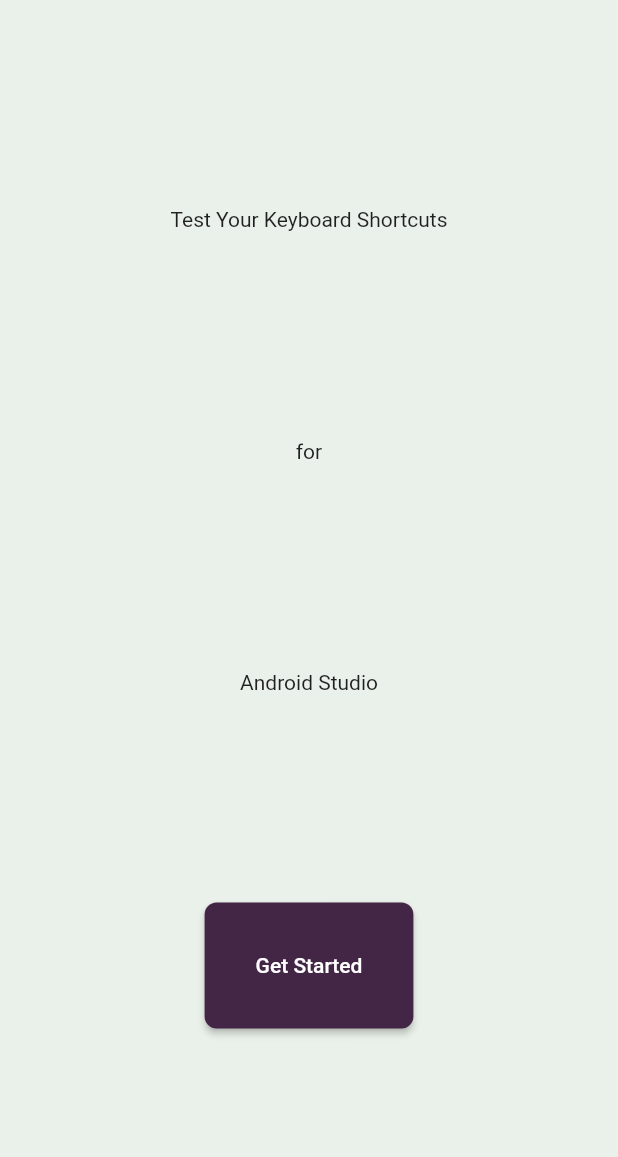
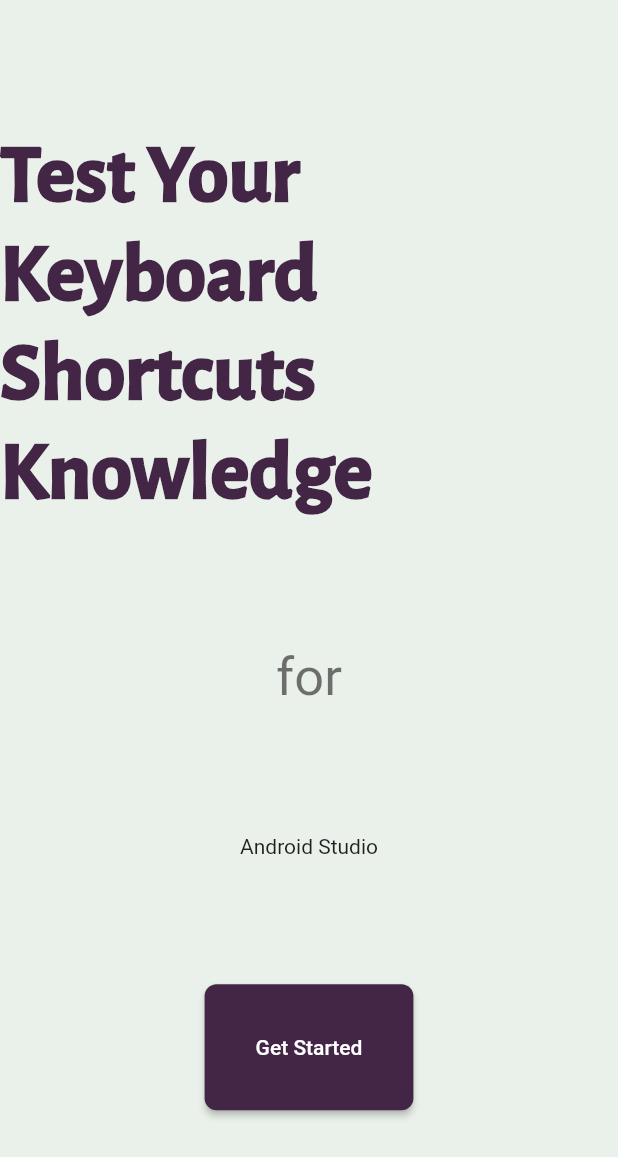
Before and after one commit to PhysicalRevelry/hotkey_flashcards, a Flutter app: the screen it shows after launch, on a phone screen of 412 x 824 dp. Shown: the top 1157 px of the screen. Run offline on Flutter 3.47's test engine with Material 2 defaults, Android fonts, the phone set to English and light mode, and no system bars; our stand-ins replace flutter_hooks, google_fonts, hooks_riverpod; Roboto replaces fonts that are missing (Montserrat, josephineSans).

Commit message:
Themes! Fonts! Alignment! Oh my!

```diff
--- a/lib/const/theme.dart
+++ b/lib/const/theme.dart
@@ -5,9 +5,24 @@
   accentColor: Color(0xff432546),
   scaffoldBackgroundColor: Color(0xffEAF0EA),
   fontFamily: 'Montserrat',
-  buttonTheme: ButtonThemeData(
-    shape: RoundedRectangleBorder(borderRadius: BorderRadius.circular(18.0)),
-    buttonColor: Color(0xff567c79),
+  textTheme: TextTheme(
+    headline1: TextStyle(
+      fontFamily: 'alegreyaSans',
+      fontSize: 55,
+      fontWeight: FontWeight.w900,
+      color: Color(0xff432546),
+    ),
+    subtitle1: TextStyle(
+      fontFamily: 'josephineSans',
+      fontSize: 35,
+      color: Colors.black54,
+    ),
+    bodyText1: TextStyle(
+      fontFamily: 'roboto',
+      fontSize: 20,
+      color: Colors.black87,
+    )
+
   ),
   elevatedButtonTheme: ElevatedButtonThemeData(),
 );
--- a/lib/screens/get_started.dart
+++ b/lib/screens/get_started.dart
@@ -22,8 +22,10 @@
           child: Column(
             mainAxisAlignment: MainAxisAlignment.spaceEvenly,
             children: [
-              Text('Test Your Keyboard Shortcuts'),
-              Text('for'),
+              Text('Test Your Keyboard Shortcuts Knowledge',
+              style: Theme.of(context).textTheme.headline1),
+              Text('for',
+              style: Theme.of(context).textTheme.subtitle1,),
               Text('Android Studio'),
 
               /// Excel, VS Code, MS Word, general OS,
```
Also changed, not shown: lib/widgets/display_target.dart (+17 -5 lines), lib/widgets/main_headline.dart (+7 -5 lines), pubspec.yaml (+14 -0 lines), assets/fonts/AlegreyaSans-Bold.ttf (added), assets/fonts/AlegreyaSans-Regular.ttf (added), assets/fonts/JosefinSans-Regular.ttf (added), assets/fonts/Roboto-Regular.ttf (added), pubspec.lock, 2 other files.
